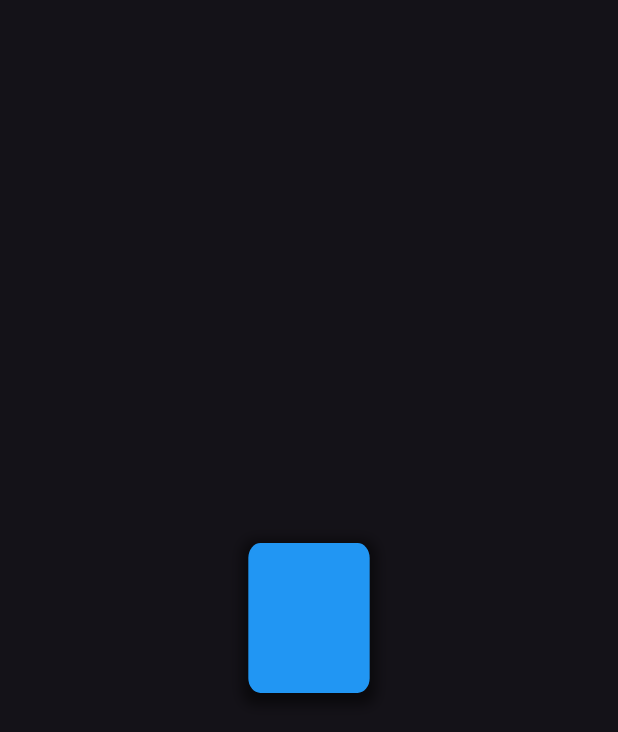
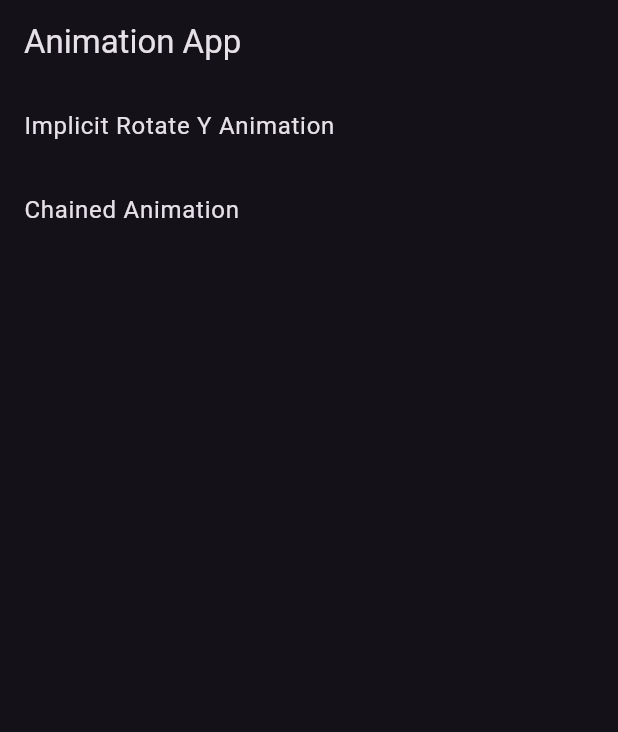
Before and after one commit to kaljitism/flutter_animation_basics, a Flutter app: the screen it shows after launch, on a phone screen of 412 x 824 dp. Shown: the top 732 px of the screen. Run offline on Flutter 3.47's test engine with Material 3 defaults, Android fonts, the phone set to English and light mode, and no system bars.

Commit message:
Created a Router to route different animations from the home screen. Created chained_animation.dart to learn how to merge up different animations together.

```diff
--- a/lib/main.dart
+++ b/lib/main.dart
@@ -1,6 +1,5 @@
-import 'dart:math';
-
 import 'package:flutter/material.dart';
+import 'package:flutter_animation_basics/my_router.dart';
 
 void main() {
   runApp(const MyAnimationApp());
@@ -15,73 +14,7 @@
       debugShowCheckedModeBanner: false,
       title: 'Animation App',
       theme: ThemeData.dark(),
-      home: const HomePage(),
+      home: const MyRouter(),
     );
   }
 }
-
-class HomePage extends StatefulWidget {
-  const HomePage({super.key});
-
-  @override
-  State<HomePage> createState() => _HomePageState();
-}
-
-class _HomePageState extends State<HomePage>
-    with SingleTickerProviderStateMixin {
-  late AnimationController _controller;
-  late Animation<double> _animation;
-
-  @override
-  void initState() {
-    super.initState();
-    _controller = AnimationController(
-      vsync: this,
-      duration: const Duration(seconds: 2),
-    );
-    _animation = Tween<double>(
-      begin: 0.0,
-      end: 2 * pi,
-    ).animate(_controller);
-    _controller.repeat();
-  }
-
-  @override
-  void dispose() {
-    _controller.dispose();
-    super.dispose();
-  }
-
-  @override
-  Widget build(BuildContext context) {
-    return Scaffold(
-      body: Center(
-        child: AnimatedBuilder(
-          animation: _animation,
-          builder: (context, child) {
-            return Transform(
-              alignment: Alignment.center,
-              transform: Matrix4.identity()..rotateY(_animation.value),
-              child: Container(
-                height: 100,
-                width: 100,
-                decoration: BoxDecoration(
-                  color: Colors.blue,
-                  borderRadius: BorderRadius.circular(10),
-                  boxShadow: [
-                    BoxShadow(
-                      color: Colors.black.withOpacity(0.5),
-                      spreadRadius: 5,
-                      blurRadius: 7,
-                      offset: const Offset(0, 3),
-                    ),
-                  ],
-                ),
-              ),
-            );
-          },
-        ),
-      ),
-    );
-  }
-}
--- /dev/null
+++ b/lib/my_router.dart
@@ -0,0 +1,47 @@
+import 'package:flutter/material.dart';
+import 'package:flutter_animation_basics/chained_animation.dart';
+import 'package:flutter_animation_basics/implicit_rotateY_animation.dart';
+
+class MyRouter extends StatefulWidget {
+  const MyRouter({super.key});
+
+  @override
+  State<MyRouter> createState() => _MyRouterState();
+}
+
+class _MyRouterState extends State<MyRouter> {
+  @override
+  Widget build(BuildContext context) {
+    return Scaffold(
+      appBar: AppBar(
+        title: const Text('Animation App'),
+      ),
+      body: ListView(
+        children: [
+          ListTile(
+            onTap: () {
+              Navigator.push(
+                context,
+                MaterialPageRoute(
+                  builder: (context) => const ImplicitRotateYAnimation(),
+                ),
+              );
+            },
+            title: const Text('Implicit Rotate Y Animation'),
+          ),
+          ListTile(
+            onTap: () {
+              Navigator.push(
+                context,
+                MaterialPageRoute(
+                  builder: (context) => const ChainedAnimation(),
+                ),
+              );
+            },
+            title: const Text('Chained Animation'),
+          ),
+        ],
+      ),
+    );
+  }
+}
```
Also changed, not shown: lib/chained_animation.dart (added, +17 -0 lines), lib/implicit_rotateY_animation.dart (added, +70 -0 lines), 1 other file.
